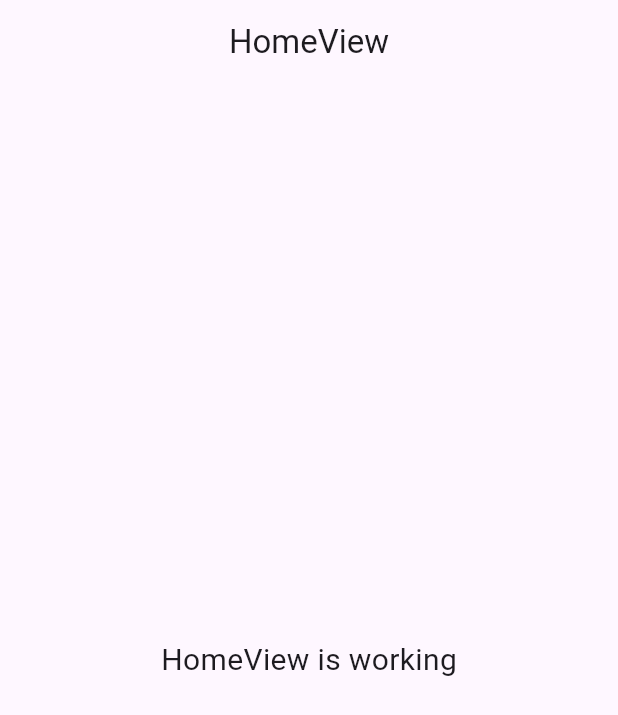
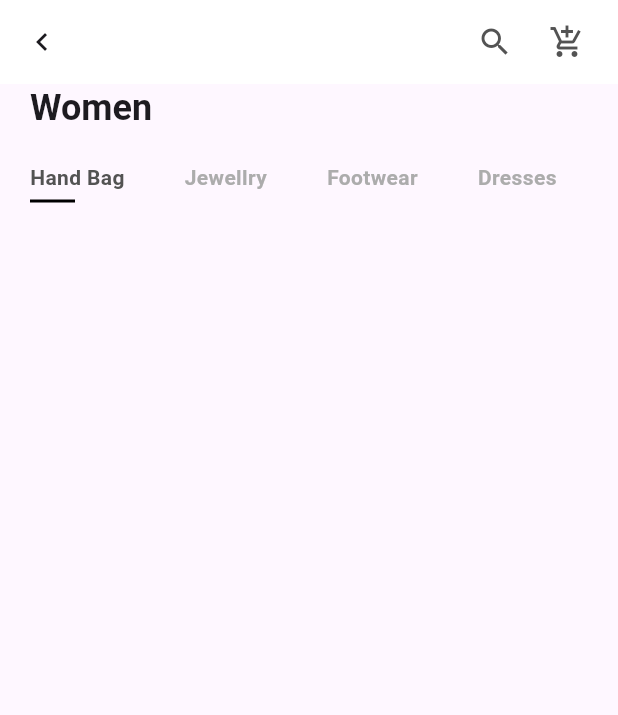
Before and after one commit to hafizprasejarah/bukubuku_2-role-Peminjam, a Flutter app: the screen it shows after launch, on a phone screen of 412 x 824 dp. Shown: the top 715 px of the screen. Run offline on Flutter 3.47's test engine with Material 3 defaults, Android fonts, the phone set to English and light mode, and no system bars; our stand-ins replace get.

Commit message:
first commit

```diff
--- a/lib/app/modules/home/views/home_view.dart
+++ b/lib/app/modules/home/views/home_view.dart
@@ -1,3 +1,4 @@
+import 'package:bukubuku_2/app/routes/app_colors.dart';
 import 'package:flutter/material.dart';
 
 import 'package:get/get.dart';
@@ -6,17 +7,104 @@ import '../controllers/home_controller.dart';
 
 class HomeView extends GetView<HomeController> {
   const HomeView({Key? key}) : super(key: key);
+
   @override
   Widget build(BuildContext context) {
     return Scaffold(
       appBar: AppBar(
-        title: const Text('HomeView'),
-        centerTitle: true,
+        backgroundColor: Colors.white,
+        elevation: 0,
+        leading: IconButton(
+          icon: const Icon(Icons.keyboard_arrow_left),
+          onPressed: () {},
+        ),
+        actions: <Widget>[
+          IconButton(
+              color: TextColor,
+              onPressed: () {},
+              icon: const Icon(Icons.search)),
+          IconButton(
+              color: TextColor,
+              onPressed: () {},
+              icon: const Icon(Icons.add_shopping_cart)),
+          const SizedBox(
+            width: DefaultPadding / 2,
+          )
+        ],
       ),
-      body: const Center(
-        child: Text(
-          'HomeView is working',
-          style: TextStyle(fontSize: 20),
+      body: Column(
+        crossAxisAlignment: CrossAxisAlignment.start,
+        children: [
+          Padding(
+            padding: const EdgeInsets.symmetric(horizontal: DefaultPadding),
+            child: Text(
+              "Women",
+              style: Theme.of(context)
+                  .textTheme
+                  .headlineSmall
+                  ?.copyWith(fontWeight: FontWeight.bold),
+            ),
+          ),
+          const Categories(),
+        ],
+      ),
+    );
+  }
+}
+
+//statefull widget untuk categories
+class Categories extends StatefulWidget {
+  const Categories({super.key});
+
+  @override
+  _CategoriesState createState() => _CategoriesState();
+}
+
+class _CategoriesState extends State<Categories> {
+  List<String> categories = ['Hand Bag', 'Jewellry', 'Footwear', 'Dresses'];
+  int selectedindex = 0;
+
+  @override
+  Widget build(BuildContext context) {
+    return Padding(
+      padding: const EdgeInsets.symmetric(vertical: DefaultPadding),
+      child: SizedBox(
+        height: 27,
+        child: ListView.builder(
+          scrollDirection: Axis.horizontal,
+          itemCount: categories.length,
+          itemBuilder: (context, index) => Buildcategory(index),
+        ),
+      ),
+    );
+  }
+
+  Widget Buildcategory(int index){
+    return GestureDetector(
+      onTap: () {
+        setState(() {
+          selectedindex = index;
+        });
+      },
+      child: Padding(
+        padding: const EdgeInsets.symmetric(horizontal: DefaultPadding),
+        child: Column(
+          crossAxisAlignment: CrossAxisAlignment.start,
+          children: [
+            Text(
+              categories[index],
+              style: TextStyle(
+                fontWeight: FontWeight.bold,
+                color: selectedindex == index ? TextColor : TextLightColor,
+              ),
+            ),
+            Container(
+              margin: const EdgeInsets.only(top: 5),
+              height: 2,
+              width: 30,
+              color: selectedindex == index ? Colors.black : Colors.transparent,
+            )
+          ],
         ),
       ),
     );
--- /dev/null
+++ b/lib/app/routes/app_colors.dart
@@ -0,0 +1,7 @@
+import 'package:flutter/material.dart';
+
+
+const TextColor = Color(0xFF535353);
+const TextLightColor = Color(0xFFACACAC);
+
+const DefaultPadding = 20.0;
--- a/lib/main.dart
+++ b/lib/main.dart
@@ -1,3 +1,5 @@
+
+import 'package:bukubuku_2/app/routes/app_colors.dart';
 import 'package:flutter/material.dart';
 
 import 'package:get/get.dart';
@@ -8,6 +10,9 @@ void main() {
   runApp(
     GetMaterialApp(
       debugShowCheckedModeBanner: false,
+      theme: ThemeData(
+        visualDensity: VisualDensity.adaptivePlatformDensity,
+      ),
       title: "Application",
       initialRoute: AppPages.INITIAL,
       getPages: AppPages.routes,
--- a/pubspec.yaml
+++ b/pubspec.yaml
@@ -19,3 +19,5 @@ dev_dependencies:
 
 flutter:
   uses-material-design: true
+  assets:
+    - assets/img/
```
Also changed, not shown: lib/app/data/model/Product_model.dart (added, +60 -0 lines), assets/img/contoh buku.jpg (added).
